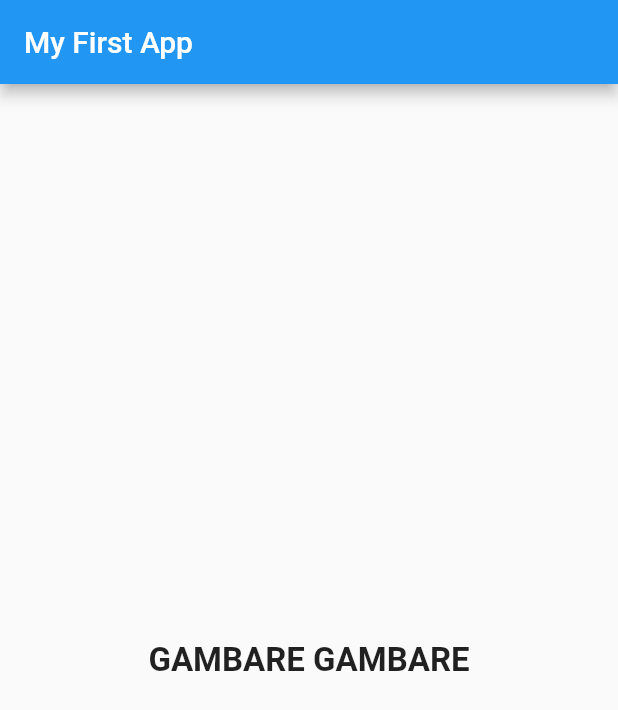
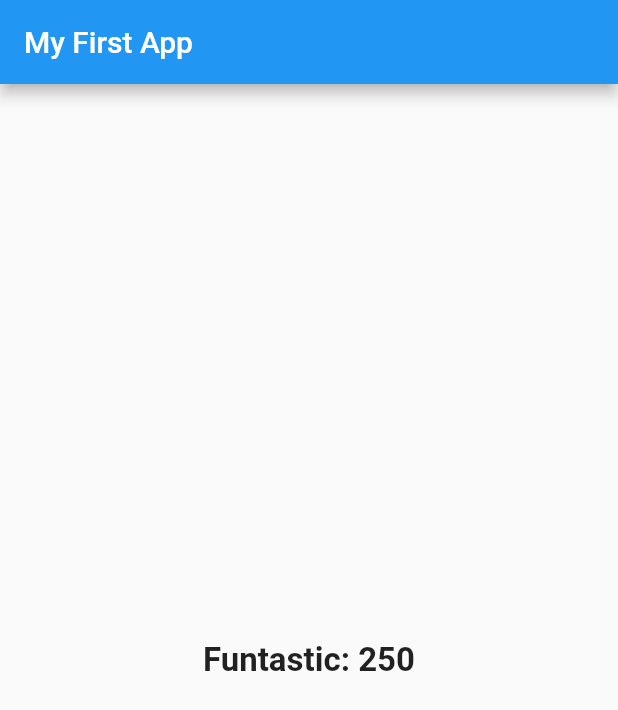
Before and after one commit to gsuzuki983/flutter_complete_guide, a Flutter app: the screen it shows after launch, after a tap on "Black", after a tap on "Roti", after a tap on "My hero academea", on a phone screen of 412 x 824 dp. Shown: the top 710 px of the screen. Run offline on Flutter 3.47's test engine with Material 2 defaults, Android fonts, the phone set to English and light mode, and no system bars.

Commit message:
Add result score

```diff
--- a/lib/result.dart
+++ b/lib/result.dart
@@ -8,12 +8,13 @@ class Result extends StatelessWidget {
   String get resultPhrase {
     var resultText;
     if (resultScore <= 100) {
-      resultText = "Good";
+      resultText = "Good: ";
     } else if (resultScore > 100 && resultScore <= 150) {
-      resultText = "Awesome";
+      resultText = "Awesome: ";
     } else {
-      resultText = "GAMBARE GAMBARE";
+      resultText = "Funtastic: ";
     }
+    resultText += resultScore.toString();
     return resultText;
   }
 
```
